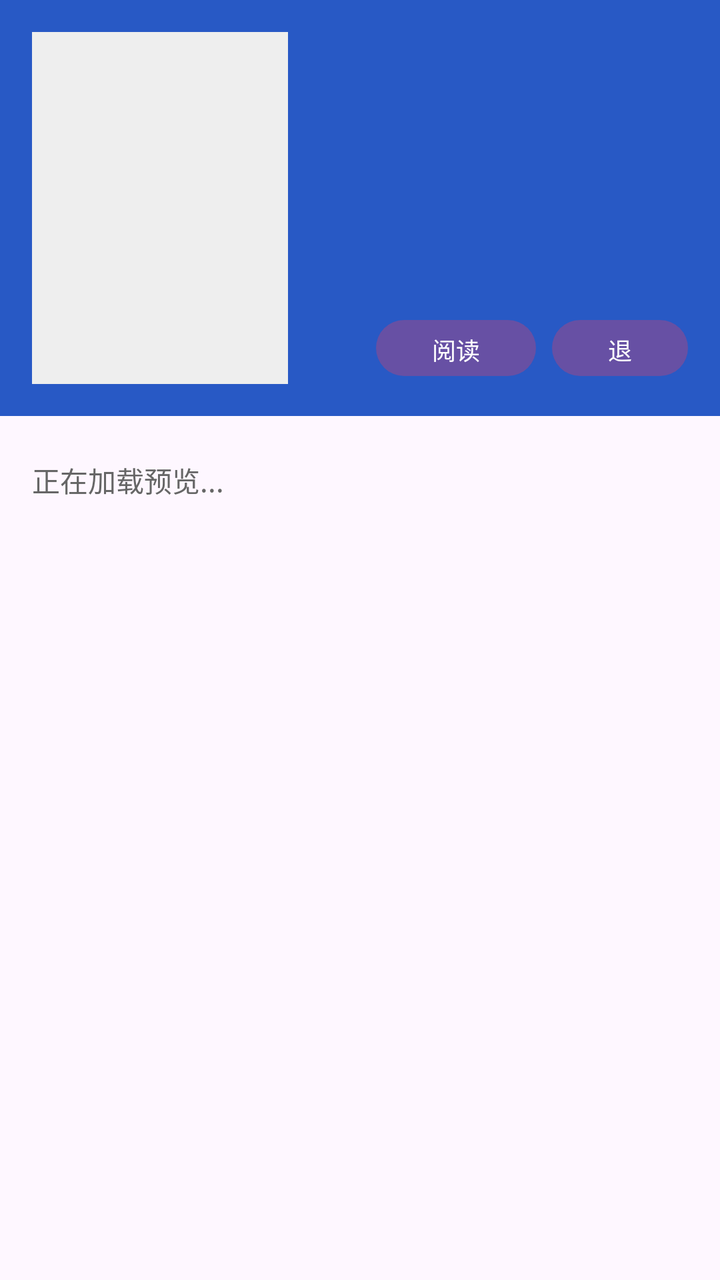
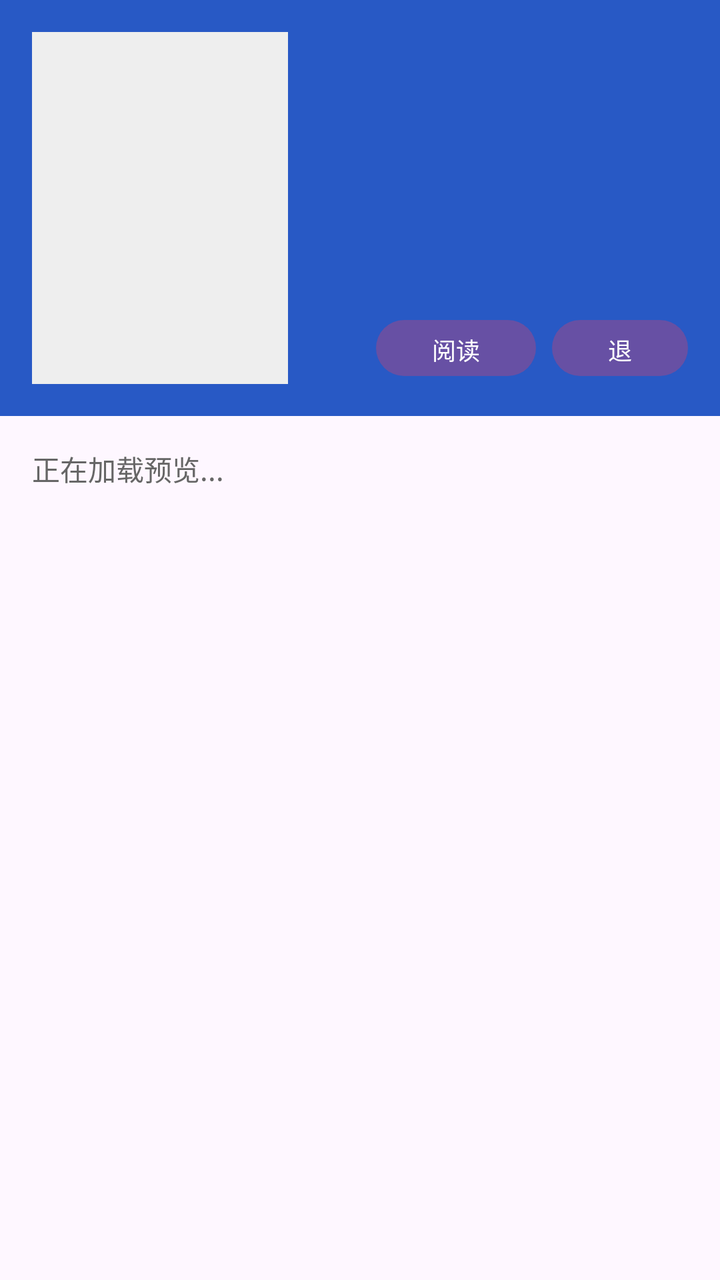

The first picture is an Android layout as it rendered before a commit; the second is the same layout after the commit. The layout source and the unified diff follow.
<!-- AndroidManifest.xml: application theme Theme.ComicLab -->
<!-- res/layout/activity_manga_preview.xml -->
<?xml version="1.0" encoding="utf-8"?>
<ScrollView xmlns:android="http://schemas.android.com/apk/res/android"
    android:id="@+id/main"
    android:layout_width="match_parent"
    android:layout_height="match_parent"
    android:clipToPadding="false"
    android:fillViewport="true">

    <LinearLayout
        android:layout_width="match_parent"
        android:layout_height="wrap_content"
        android:orientation="vertical">

        <View
            android:id="@+id/statusBarBackground"
            android:layout_width="match_parent"
            android:layout_height="0dp"
            android:background="@color/comiclab_blue" />

        <LinearLayout
            android:layout_width="match_parent"
            android:layout_height="208dp"
            android:background="@color/comiclab_blue"
            android:gravity="top"
            android:orientation="horizontal"
            android:padding="16dp">

            <FrameLayout
                android:layout_width="0dp"
                android:layout_height="match_parent"
                android:layout_weight="1">

                <ImageView
                    android:id="@+id/imgCover"
                    android:layout_width="128dp"
                    android:layout_height="match_parent"
                    android:layout_gravity="start"
                    android:background="#EEEEEE"
                    android:contentDescription="@string/comic_cover"
                    android:scaleType="centerCrop" />
            </FrameLayout>

            <LinearLayout
                android:layout_width="0dp"
                android:layout_height="match_parent"
                android:layout_marginStart="16dp"
                android:layout_weight="1"
                android:gravity="end"
                android:orientation="vertical">

                <TextView
                    android:id="@+id/tvComicName"
                    android:layout_width="match_parent"
                    android:layout_height="wrap_content"
                    android:textColor="@color/white"
                    android:textSize="20sp"
                    android:textStyle="bold" />

                <Space
                    android:layout_width="match_parent"
                    android:layout_height="0dp"
                    android:layout_weight="1" />

                <LinearLayout
                    android:layout_width="match_parent"
                    android:layout_height="wrap_content"
                    android:gravity="end"
                    android:orientation="horizontal">

                    <Button
                        android:id="@+id/btnFullRead"
                        android:layout_width="wrap_content"
                        android:layout_height="36dp"
                        android:minHeight="0dp"
                        android:minWidth="80dp"
                        android:paddingStart="24dp"
                        android:paddingEnd="24dp"
                        android:text="@string/full_read"
                        android:textSize="12sp" />

                    <Button
                        android:id="@+id/btnExitPreview"
                        android:layout_width="wrap_content"
                        android:layout_height="36dp"
                        android:layout_marginStart="8dp"
                        android:minHeight="0dp"
                        android:minWidth="80dp"
                        android:paddingStart="24dp"
                        android:paddingEnd="24dp"
                        android:text="@string/exit_preview"
                        android:textSize="12sp" />
                </LinearLayout>
            </LinearLayout>
        </LinearLayout>

        <LinearLayout
            android:layout_width="match_parent"
            android:layout_height="wrap_content"
            android:orientation="vertical"
            android:padding="16dp">

            <TextView
                android:id="@+id/tvStatus"
                android:layout_width="match_parent"
                android:layout_height="32dp"
                android:gravity="center_vertical"
                android:text="@string/loading_preview"
                android:textColor="#666666"
                android:textSize="14sp" />

            <GridLayout
                android:id="@+id/gridPreview"
                android:layout_width="match_parent"
                android:layout_height="wrap_content"
                android:layout_marginTop="12dp"
                android:columnCount="3"
                android:useDefaultMargins="false" />

            <Button
                android:id="@+id/btnTogglePreview"
                android:layout_width="match_parent"
                android:layout_height="wrap_content"
                android:layout_marginTop="16dp"
                android:text="@string/preview_all"
                android:visibility="gone" />
        </LinearLayout>
    </LinearLayout>
</ScrollView>
<!-- resources referenced by this layout -->
<resources>
  <color name="comiclab_blue">#2859C5</color>
  <color name="white">#FFFFFFFF</color>
  <string name="comic_cover">漫画封面</string>
  <string name="exit_preview">退出</string>
  <string name="full_read">阅读</string>
  <string name="loading_preview">正在加载预览...</string>
  <string name="preview_all">预览全部</string>
  <style name="Theme.ComicLab" parent="Base.Theme.ComicLab" />
  <style name="Base.Theme.ComicLab" parent="Theme.Material3.DayNight.NoActionBar">
          <item name="android:windowFullscreen">false</item>
          <item name="android:statusBarColor">@color/comiclab_blue</item>
          <item name="android:navigationBarColor">@color/white</item>
          <item name="android:windowLightStatusBar">false</item>
          <item name="android:windowLightNavigationBar">true</item>
      </style>
</resources>

<!-- the commit's change to res/layout/activity_manga_preview.xml (unified diff, before → after) -->
@@ -102,7 +102,7 @@
             <TextView
                 android:id="@+id/tvStatus"
                 android:layout_width="match_parent"
-                android:layout_height="32dp"
+                android:layout_height="20dp"
                 android:gravity="center_vertical"
                 android:text="@string/loading_preview"
                 android:textColor="#666666"
